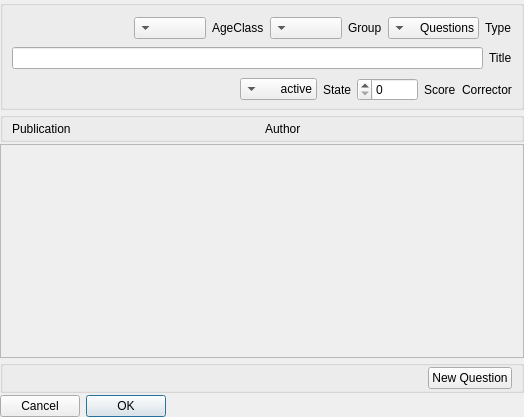
Old version of the form Client/reghaabat/matchform.ui in the repository nournia/ketabkhaane.
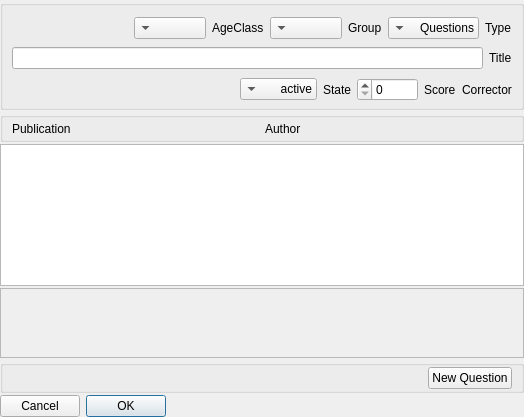
New version of the form.

Commit message: added show questions and contnet in design match form

```diff
--- a/Client/reghaabat/matchform.ui
+++ b/Client/reghaabat/matchform.ui
@@ -249,7 +249,10 @@
     </widget>
    </item>
    <item>
-    <widget class="QScrollArea" name="scrollArea">
+    <widget class="QTextEdit" name="eContent"/>
+   </item>
+   <item>
+    <widget class="QScrollArea" name="sQuestions">
      <property name="widgetResizable">
       <bool>true</bool>
      </property>
@@ -259,10 +262,13 @@
         <x>0</x>
         <y>0</y>
         <width>522</width>
-        <height>217</height>
+        <height>69</height>
        </rect>
       </property>
       <layout class="QVBoxLayout" name="verticalLayout_4">
+       <property name="spacing">
+        <number>0</number>
+       </property>
        <property name="margin">
         <number>0</number>
        </property>
```
The commit also changes 7 other files.
